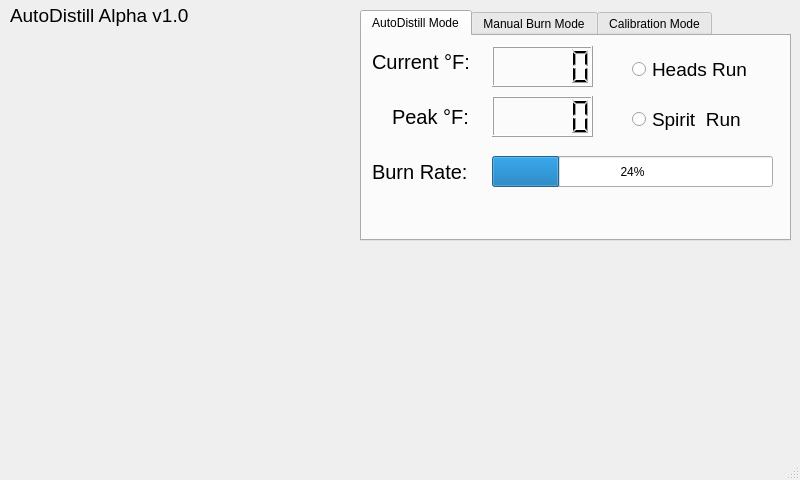
Old version of the form StillGUI/mainwindow.ui in the repository gtully8162/autostill.
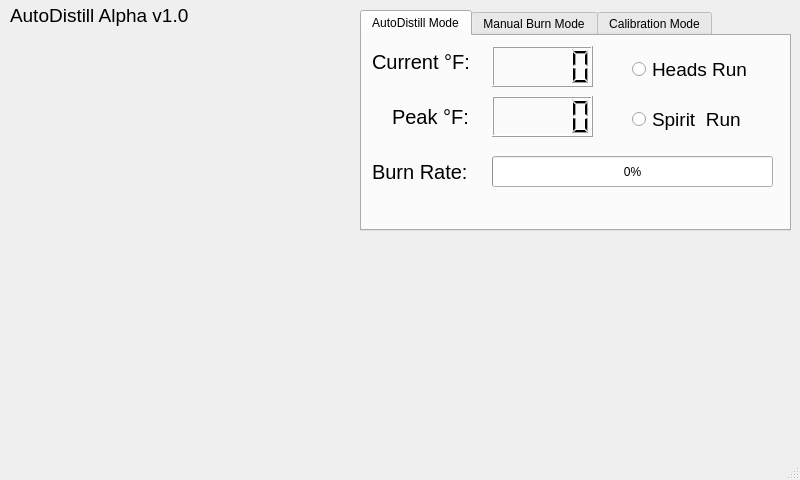
New version of the form. The open tabs and pages were chosen to show the change.

Diff of the .ui file:
```diff
--- a/StillGUI/mainwindow.ui
+++ b/StillGUI/mainwindow.ui
@@ -18,9 +18,9 @@
     <property name="geometry">
      <rect>
       <x>0</x>
-      <y>240</y>
+      <y>230</y>
       <width>801</width>
-      <height>201</height>
+      <height>211</height>
      </rect>
     </property>
    </widget>
@@ -58,7 +58,7 @@
       <x>360</x>
       <y>10</y>
       <width>431</width>
-      <height>231</height>
+      <height>221</height>
      </rect>
     </property>
     <property name="autoFillBackground">
@@ -155,7 +155,7 @@
        </rect>
       </property>
       <property name="value">
-       <number>24</number>
+       <number>0</number>
       </property>
      </widget>
      <widget class="QRadioButton" name="autoStillHeadsRunSelect">
```
Left out of the diff: 4 changed lines with no effect on the pictures.
